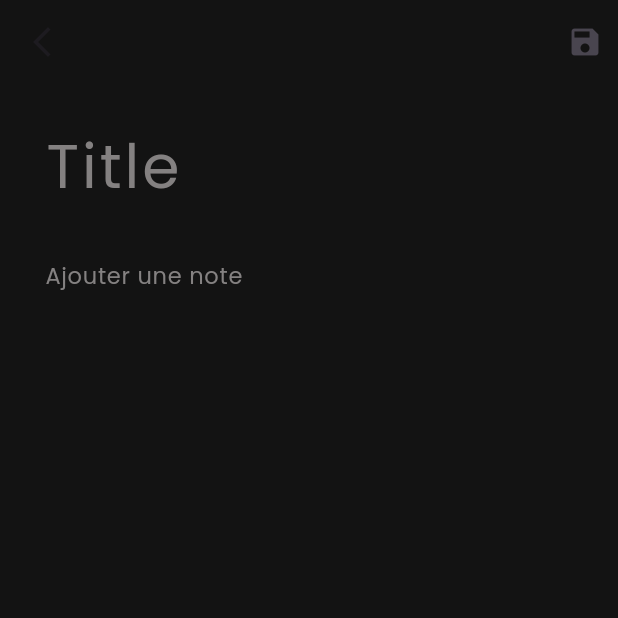
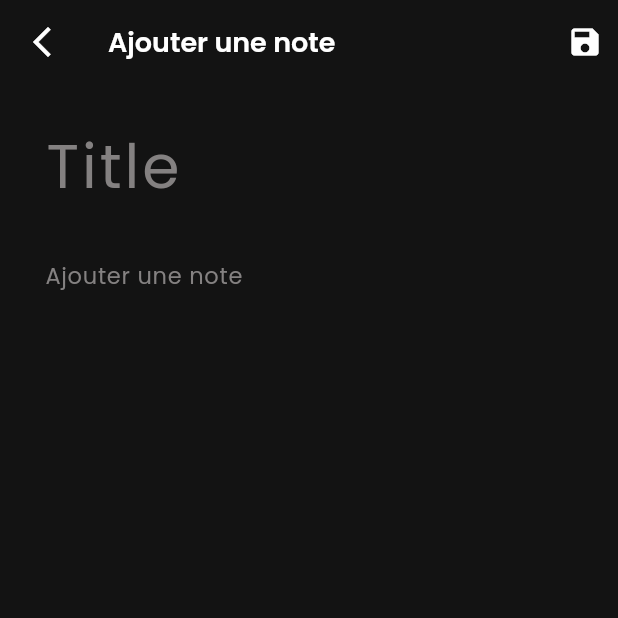
Before and after one commit to PrinceLeBon/note_app, a Flutter app: the NewNote screen opened directly, on a phone screen of 412 x 824 dp, the top half of it. Run offline on Flutter 3.47's test engine with Material 3 defaults, Android fonts, the phone set to English and light mode, and no system bars; our stand-ins replace bloc, cloud_firestore, firebase_auth, firebase_core, firebase_storage, flutter_bloc and 9 more; missing offline and left inert: color_parser; accounts and stored records are empty; network calls fail.

Commit message:
Update View after flutter update

```diff
--- a/lib/data/repositories/user.dart
+++ b/lib/data/repositories/user.dart
@@ -92,7 +92,7 @@ class UserRepository {
 
       final Box userBox = Hive.box("User");
       userBox.put("user", user);
-      Logger().i(user);
+      //Logger().i(user);
     } catch (e) {
       Logger().e("UserRepository || Error while signup: $e");
       rethrow;
--- a/lib/presentation/screens/homepage.dart
+++ b/lib/presentation/screens/homepage.dart
@@ -51,12 +51,14 @@ class _MyHomePageState extends State<MyHomePage> {
               onTap: () {
                 _scaffoldKey.currentState?.openDrawer();
               },
-              child: CircleAvatar(
-                backgroundColor: whiteColor,
+              child: ClipRRect(
+                borderRadius: BorderRadius.circular(10000.0),
                 child: (widget.user.photo.isNotEmpty)
                     ? CachedNetworkImage(
                         imageUrl: widget.user.photo,
                         fit: BoxFit.cover,
+                        width: 50,
+                        height: 50,
                       )
                     : null,
               ),
--- a/lib/presentation/screens/new_note.dart
+++ b/lib/presentation/screens/new_note.dart
@@ -34,13 +34,20 @@ class _NewNoteState extends State<NewNote> {
     return Scaffold(
       appBar: AppBar(
         leading: InkWell(
-          child: const Icon(
+          child: Icon(
             Icons.arrow_back_ios_new,
+            color: whiteColor,
           ),
           onTap: () {
             context.read<HashtagCubit>().getHashTags();
             Navigator.of(context).pop();
           },
+        ),
+        title: GoogleText(
+          text: "Ajouter une note",
+          fontWeight: true,
+          fontSize: 18,
+          color: whiteColor,
         ),
         actions: [
           BlocBuilder<HashtagCubit, HashtagState>(
@@ -73,7 +80,10 @@ class _NewNoteState extends State<NewNote> {
                   }
                 },
                 hoverColor: Colors.transparent,
-                child: const Icon(Icons.save),
+                child: Icon(
+                  Icons.save,
+                  color: whiteColor,
+                ),
               );
             },
           ),
@@ -283,7 +293,10 @@ class _NewNoteState extends State<NewNote> {
                     Navigator.of(context).pop();
                   }
                 },
-                child: const GoogleText(text: "Valider"),
+                child: GoogleText(
+                  text: "Valider",
+                  color: whiteColor,
+                ),
               ),
             ],
           );
--- a/lib/presentation/screens/note_details.dart
+++ b/lib/presentation/screens/note_details.dart
@@ -8,6 +8,7 @@ import 'package:note_app/presentation/widgets/google_text.dart';
 import 'package:note_app/presentation/widgets/hashtags.dart';
 import 'package:url_launcher/url_launcher.dart';
 import '../../data/models/hashtag.dart';
+import '../../utils/constants.dart';
 
 class NoteView extends StatelessWidget {
   final Note note;
@@ -19,8 +20,9 @@ class NoteView extends StatelessWidget {
     return Scaffold(
       appBar: AppBar(
         leading: InkWell(
-          child: const Icon(
+          child: Icon(
             Icons.arrow_back_ios_new,
+            color: whiteColor,
           ),
           onTap: () {
             Navigator.of(context).pop();
@@ -56,7 +58,7 @@ class NoteView extends StatelessWidget {
                 options: const LinkifyOptions(humanize: false),
                 text: note.note.isEmpty ? "Aucun contenu" : note.note,
                 style: GoogleFonts.poppins(
-                  fontSize: 14,
+                  fontSize: 16,
                 ),
               )
             ],
--- a/pubspec.yaml
+++ b/pubspec.yaml
@@ -31,7 +31,7 @@ dependencies:
   flutter_colorpicker: ^1.0.3
   color_parser: ^0.0.3
   google_fonts: ^4.0.3
-  cached_network_image: ^3.2.3
+  cached_network_image: ^3.3.0
   firebase_core: ^2.15.0
   cloud_firestore: ^4.8.4
   firebase_storage: ^11.2.5
```
Also changed, not shown: lib/presentation/widgets/custom_drawer.dart (+4 -3 lines), lib/presentation/widgets/hashtags.dart (+7 -1 lines), pubspec.lock, 1 other file.
